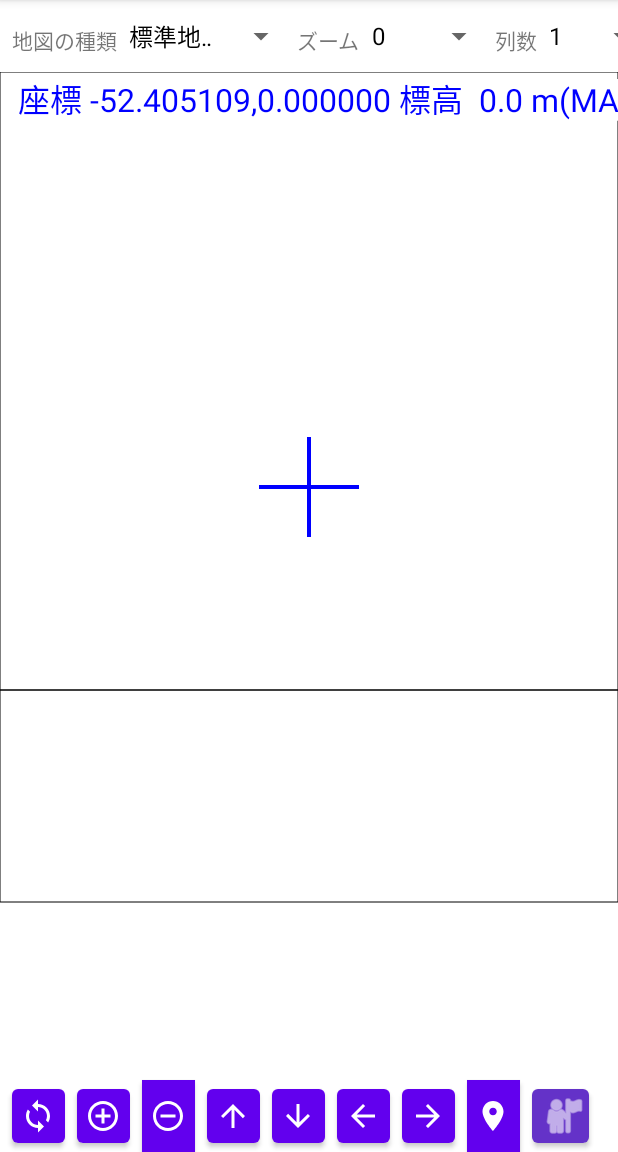
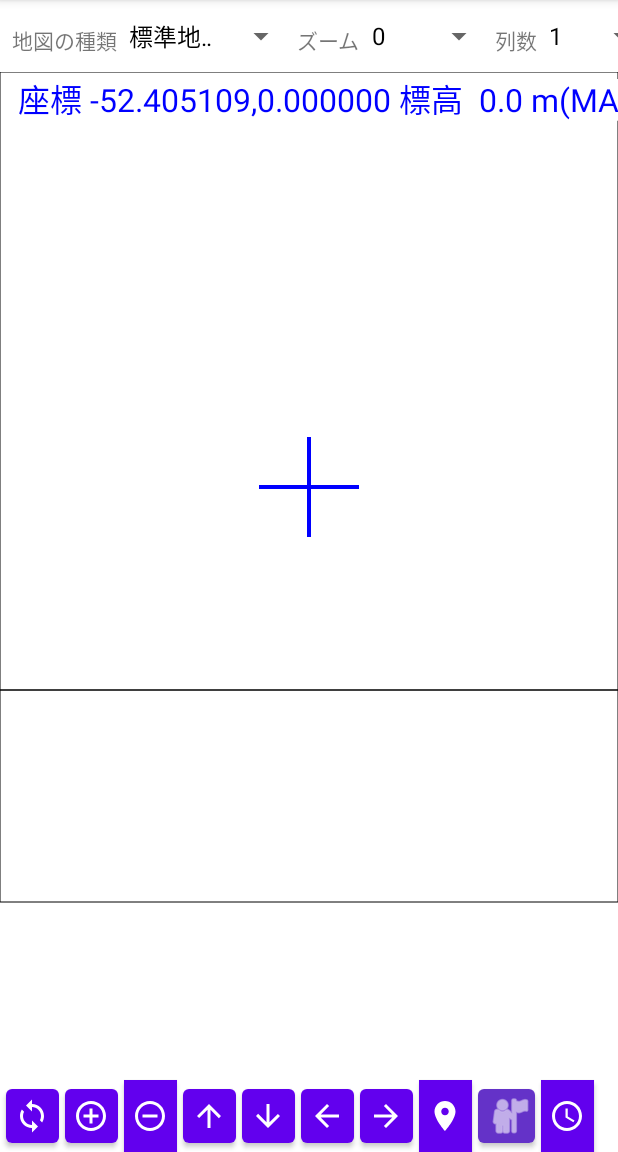
Before and after one commit to katsushigeyoshida/Android3, an Android app: the screen it shows after launch (MainActivity), on a phone screen of 412 x 824 dp, the part 84-1236 px from its top. Run offline under Robolectric (Android 15) with nearby library versions, the phone set to English and light mode, and no system bars.

Commit message:
予想時刻設定ボタン追加、レイアウト修正

```diff
--- /dev/null
+++ b/mapapp/src/main/res/drawable/ic_baseline_access_time_24.xml
@@ -0,0 +1,6 @@
+<vector android:height="24dp" android:tint="#000000"
+    android:viewportHeight="24" android:viewportWidth="24"
+    android:width="24dp" xmlns:android="http://schemas.android.com/apk/res/android">
+    <path android:fillColor="@android:color/white" android:pathData="M11.99,2C6.47,2 2,6.48 2,12s4.47,10 9.99,10C17.52,22 22,17.52 22,12S17.52,2 11.99,2zM12,20c-4.42,0 -8,-3.58 -8,-8s3.58,-8 8,-8 8,3.58 8,8 -3.58,8 -8,8z"/>
+    <path android:fillColor="@android:color/white" android:pathData="M12.5,7H11v6l5.25,3.15 0.75,-1.23 -4.5,-2.67z"/>
+</vector>
--- a/mapapp/src/main/res/layout/activity_main.xml
+++ b/mapapp/src/main/res/layout/activity_main.xml
@@ -9,10 +9,23 @@
     tools:context=".MainActivity">
 
     <Button
+        android:id="@+id/btClockInc"
+        android:layout_width="35dp"
+        android:layout_height="wrap_content"
+        android:layout_marginStart="4dp"
+        android:background="#FFFFFF"
+        android:insetLeft="0dp"
+        android:paddingLeft="5dp"
+        android:paddingRight="0dp"
+        app:icon="@drawable/ic_baseline_access_time_24"
+        app:layout_constraintBottom_toBottomOf="parent"
+        app:layout_constraintStart_toEndOf="@+id/btMark" />
+
+    <Button
         android:id="@+id/btMark"
         android:layout_width="38dp"
         android:layout_height="48dp"
-        android:layout_marginStart="8dp"
+        android:layout_marginStart="4dp"
         android:paddingLeft="5dp"
         android:paddingRight="0dp"
         app:icon="@android:drawable/ic_menu_myplaces"
@@ -24,7 +37,7 @@
         android:id="@+id/btGpsOn"
         android:layout_width="35dp"
         android:layout_height="wrap_content"
-        android:layout_marginStart="8dp"
+        android:layout_marginStart="4dp"
         android:background="#E91E63"
         android:paddingLeft="5dp"
         android:paddingRight="0dp"
@@ -36,7 +49,7 @@
         android:id="@+id/btZoomDown"
         android:layout_width="35dp"
         android:layout_height="wrap_content"
-        android:layout_marginStart="8dp"
+        android:layout_marginStart="4dp"
         android:background="#FFFFFF"
         android:insetLeft="0dp"
         android:paddingLeft="5dp"
@@ -49,7 +62,7 @@
         android:id="@+id/btZoomUp"
         android:layout_width="35dp"
         android:layout_height="wrap_content"
-        android:layout_marginStart="8dp"
+        android:layout_marginStart="4dp"
         android:paddingLeft="5dp"
         android:paddingRight="0dp"
         app:icon="@drawable/ic_baseline_add_circle_outline_24"
@@ -60,7 +73,7 @@
         android:id="@+id/btMoveRight"
         android:layout_width="35dp"
         android:layout_height="wrap_content"
-        android:layout_marginStart="8dp"
+        android:layout_marginStart="4dp"
         android:paddingLeft="5dp"
         android:paddingRight="0dp"
         app:icon="@drawable/ic_baseline_arrow_forward_24"
@@ -71,7 +84,7 @@
         android:id="@+id/btMoveLeft"
         android:layout_width="35dp"
         android:layout_height="wrap_content"
-        android:layout_marginStart="8dp"
+        android:layout_marginStart="4dp"
         android:paddingLeft="5dp"
         android:paddingRight="0dp"
         app:icon="@drawable/ic_baseline_arrow_back_24"
@@ -82,7 +95,7 @@
         android:id="@+id/btMoveDown"
         android:layout_width="35dp"
         android:layout_height="wrap_content"
-        android:layout_marginStart="8dp"
+        android:layout_marginStart="4dp"
         android:paddingLeft="5dp"
         android:paddingRight="0dp"
         app:icon="@drawable/ic_baseline_arrow_downward_24"
@@ -93,7 +106,7 @@
         android:id="@+id/btMoveUp"
         android:layout_width="35dp"
         android:layout_height="wrap_content"
-        android:layout_marginStart="8dp"
+        android:layout_marginStart="4dp"
         android:paddingLeft="5dp"
         android:paddingRight="0dp"
         app:icon="@drawable/ic_baseline_arrow_upward_24"
@@ -153,7 +166,7 @@
         android:id="@+id/btRedraw"
         android:layout_width="35dp"
         android:layout_height="wrap_content"
-        android:layout_marginStart="8dp"
+        android:layout_marginStart="4dp"
         android:paddingLeft="5dp"
         android:paddingRight="0dp"
         app:icon="@drawable/ic_baseline_sync_24"
@@ -168,6 +181,8 @@
         app:layout_constraintBottom_toTopOf="@+id/btRedraw"
         app:layout_constraintEnd_toEndOf="parent"
         app:layout_constraintStart_toStartOf="parent"
-        app:layout_constraintTop_toBottomOf="@+id/spMapType"></LinearLayout>
+        app:layout_constraintTop_toBottomOf="@+id/spMapType">
+
+    </LinearLayout>
 
 </androidx.constraintlayout.widget.ConstraintLayout>
```
